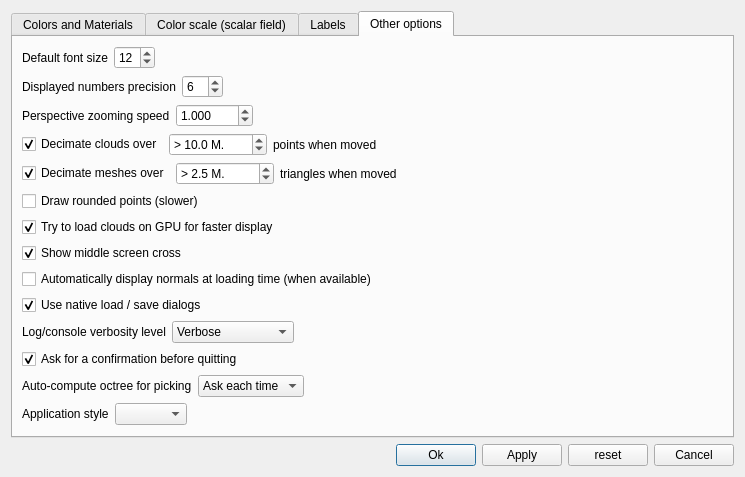
First picture: the form in libs/CVAppCommon/ui/displayOptionsDlg.ui, repository Asher-1/ACloudViewer, before the edit.
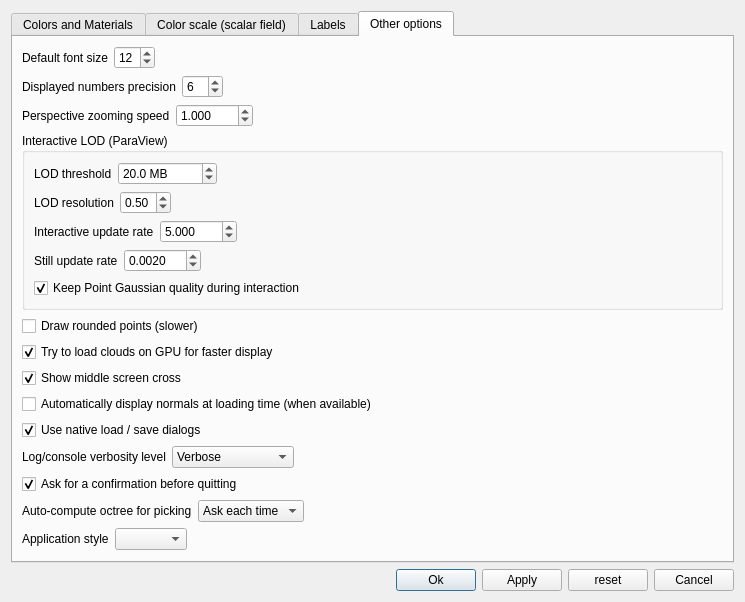
Second picture: the form after the edit. The open tabs and pages were chosen to show the change. Icons and pictures are not drawn.

Commit message: fix show name hide issues and mesh opacity change issues and axes grid showing issues

Diff of the .ui file:
```diff
--- a/libs/CVAppCommon/ui/displayOptionsDlg.ui
+++ b/libs/CVAppCommon/ui/displayOptionsDlg.ui
@@ -7,7 +7,7 @@
     <x>0</x>
     <y>0</y>
     <width>745</width>
-    <height>423</height>
+    <height>560</height>
    </rect>
   </property>
   <property name="sizePolicy">
@@ -795,57 +795,99 @@
         </layout>
        </item>
        <item>
-        <layout class="QHBoxLayout" name="horizontalLayout_9">
-         <item>
-          <widget class="QCheckBox" name="decimateCloudBox">
-           <property name="statusTip">
-            <string>Automatically decimate big point clouds when moved</string>
-           </property>
-           <property name="whatsThis">
-            <string>Automatically decimate big point clouds when moved</string>
-           </property>
+        <widget class="QGroupBox" name="interactiveLodGroupBox">
+         <property name="title">
+          <string>Interactive LOD (ParaView)</string>
+         </property>
+         <layout class="QVBoxLayout" name="verticalLayout_lod">
+          <item>
+           <layout class="QHBoxLayout" name="horizontalLayout_lodThreshold">
+            <item>
+             <widget class="QLabel" name="lodThresholdLabel">
            <property name="text">
-            <string>Decimate clouds over</string>
-           </property>
-           <property name="checked">
-            <bool>true</bool>
+               <string>LOD threshold</string>
+              </property>
+              <property name="toolTip">
+               <string>Visible geometry size (MB) above which LOD is used while rotating. Set to 0 to always use LOD during interaction (ParaView LODThreshold).</string>
            </property>
           </widget>
          </item>
          <item>
-          <widget class="QDoubleSpinBox" name="maxCloudSizeDoubleSpinBox">
+             <widget class="QDoubleSpinBox" name="lodThresholdDoubleSpinBox">
            <property name="toolTip">
-            <string>Minimum number of points to activate decimation</string>
-           </property>
-           <property name="prefix">
-            <string notr="true">&gt; </string>
-           </property>
+               <string>Geometry size in megabytes. 0 = always decimate during interaction.</string>
+              </property>
            <property name="suffix">
-            <string notr="true"> M.</string>
+               <string> MB</string>
            </property>
            <property name="decimals">
             <number>1</number>
            </property>
            <property name="minimum">
-            <double>0.100000000000000</double>
+               <double>0.000000000000000</double>
            </property>
            <property name="maximum">
-            <double>10000.000000000000000</double>
-           </property>
+               <double>102400.000000000000000</double>
+              </property>
+              <property name="singleStep">
+               <double>1.000000000000000</double>
+              </property>
            <property name="value">
-            <double>10.000000000000000</double>
+               <double>20.000000000000000</double>
            </property>
           </widget>
          </item>
          <item>
-          <widget class="QLabel" name="label_21">
+             <spacer name="horizontalSpacer_lodThreshold">
+              <property name="orientation">
+               <enum>Qt::Horizontal</enum>
+              </property>
+              <property name="sizeHint" stdset="0">
+               <size>
+                <width>40</width>
+                <height>20</height>
+               </size>
+              </property>
+             </spacer>
+            </item>
+           </layout>
+          </item>
+          <item>
+           <layout class="QHBoxLayout" name="horizontalLayout_lodResolution">
+            <item>
+             <widget class="QLabel" name="lodResolutionLabel">
            <property name="text">
-            <string>points when moved</string>
-           </property>
+               <string>LOD resolution</string>
+              </property>
+              <property name="toolTip">
+               <string>ParaView LODResolution: 0 = lowest detail, 1 = highest detail (quadric clustering grid density).</string>
+              </property>
           </widget>
          </item>
          <item>
-          <spacer name="horizontalSpacer_5">
+             <widget class="QDoubleSpinBox" name="lodResolutionDoubleSpinBox">
+              <property name="toolTip">
+               <string>0.5 = ParaView default (85 grid divisions).</string>
+              </property>
+              <property name="decimals">
+               <number>2</number>
+              </property>
+              <property name="minimum">
+               <double>0.000000000000000</double>
+              </property>
+              <property name="maximum">
+               <double>1.000000000000000</double>
+              </property>
+              <property name="singleStep">
+               <double>0.050000000000000</double>
+              </property>
+              <property name="value">
+               <double>0.500000000000000</double>
+              </property>
+             </widget>
+            </item>
+            <item>
+             <spacer name="horizontalSpacer_lodResolution">
            <property name="orientation">
             <enum>Qt::Horizontal</enum>
            </property>
@@ -860,60 +902,84 @@
         </layout>
        </item>
        <item>
-        <layout class="QHBoxLayout" name="horizontalLayout_8">
+           <layout class="QHBoxLayout" name="horizontalLayout_lodInteractiveRate">
          <item>
-          <widget class="QCheckBox" name="decimateMeshBox">
-           <property name="statusTip">
-            <string>Automatically decimate big meshes when moved</string>
-           </property>
-           <property name="whatsThis">
-            <string>Automatically decimate big meshes when moved</string>
-           </property>
+             <widget class="QLabel" name="lodInteractiveRateLabel">
            <property name="text">
-            <string>Decimate meshes over</string>
-           </property>
-           <property name="checked">
-            <bool>true</bool>
+               <string>Interactive update rate</string>
+              </property>
+              <property name="toolTip">
+               <string>ParaView InteractiveRender DesiredUpdateRate (default 5.0).</string>
            </property>
           </widget>
          </item>
          <item>
-          <widget class="QDoubleSpinBox" name="maxMeshSizeDoubleSpinBox">
-           <property name="toolTip">
-            <string>Minimum number of triangles to activate decimation</string>
-           </property>
-           <property name="prefix">
-            <string notr="true">&gt; </string>
-           </property>
-           <property name="suffix">
-            <string notr="true"> M.</string>
-           </property>
+             <widget class="QDoubleSpinBox" name="lodInteractiveRateDoubleSpinBox">
            <property name="decimals">
-            <number>1</number>
+               <number>3</number>
            </property>
            <property name="minimum">
-            <double>0.100000000000000</double>
+               <double>0.001000000000000</double>
            </property>
            <property name="maximum">
-            <double>10000.000000000000000</double>
+               <double>1000.000000000000000</double>
            </property>
            <property name="singleStep">
             <double>0.500000000000000</double>
            </property>
            <property name="value">
-            <double>2.500000000000000</double>
+               <double>5.000000000000000</double>
            </property>
           </widget>
          </item>
          <item>
-          <widget class="QLabel" name="label_19">
+             <spacer name="horizontalSpacer_lodInteractiveRate">
+              <property name="orientation">
+               <enum>Qt::Horizontal</enum>
+              </property>
+              <property name="sizeHint" stdset="0">
+               <size>
+                <width>40</width>
+                <height>20</height>
+               </size>
+              </property>
+             </spacer>
+            </item>
+           </layout>
+          </item>
+          <item>
+           <layout class="QHBoxLayout" name="horizontalLayout_lodStillRate">
+            <item>
+             <widget class="QLabel" name="lodStillRateLabel">
            <property name="text">
-            <string>triangles when moved</string>
-           </property>
+               <string>Still update rate</string>
+              </property>
+              <property name="toolTip">
+               <string>ParaView StillRender DesiredUpdateRate (default 0.002).</string>
+              </property>
           </widget>
          </item>
          <item>
-          <spacer name="horizontalSpacer_7">
+             <widget class="QDoubleSpinBox" name="lodStillRateDoubleSpinBox">
+              <property name="decimals">
+               <number>4</number>
+              </property>
+              <property name="minimum">
+               <double>0.000100000000000</double>
+              </property>
+              <property name="maximum">
+               <double>100.000000000000000</double>
+              </property>
+              <property name="singleStep">
+               <double>0.001000000000000</double>
+              </property>
+              <property name="value">
+               <double>0.002000000000000</double>
+              </property>
+             </widget>
+            </item>
+            <item>
+             <spacer name="horizontalSpacer_lodStillRate">
            <property name="orientation">
             <enum>Qt::Horizontal</enum>
            </property>
@@ -926,6 +992,22 @@
           </spacer>
          </item>
         </layout>
+          </item>
+          <item>
+           <widget class="QCheckBox" name="lodSkipPointGaussianCheckBox">
+            <property name="toolTip">
+             <string>When enabled, Point Gaussian (splat) clouds keep full quality during rotation instead of switching to the quadric LOD mapper.</string>
+            </property>
+            <property name="text">
+             <string>Keep Point Gaussian quality during interaction</string>
+            </property>
+            <property name="checked">
+             <bool>true</bool>
+            </property>
+           </widget>
+          </item>
+         </layout>
+        </widget>
        </item>
        <item>
         <widget class="QCheckBox" name="drawRoundedPointsCheckBox">
```
Lines whose indentation alone changed are shown as unchanged. The commit also changes 24 other files.
